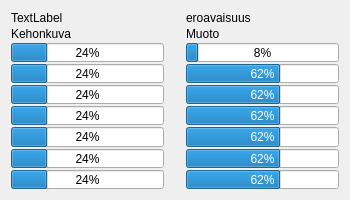
First picture: the form in kappalewidget.ui, repository ismotee/olentoStatistics, before the edit.
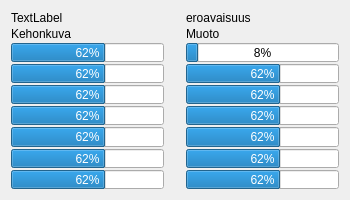
Second picture: the form after the edit.

Diff of the .ui file:
```diff
--- a/kappalewidget.ui
+++ b/kappalewidget.ui
@@ -64,6 +64,9 @@
      </item>
      <item row="9" column="0">
       <widget class="QProgressBar" name="jalatBar">
+       <property name="minimum">
+        <number>-100</number>
+       </property>
        <property name="value">
         <number>24</number>
        </property>
@@ -71,6 +74,9 @@
      </item>
      <item row="8" column="0">
       <widget class="QProgressBar" name="kadetBar">
+       <property name="minimum">
+        <number>-100</number>
+       </property>
        <property name="value">
         <number>24</number>
        </property>
@@ -88,6 +94,9 @@
      </item>
      <item row="7" column="0">
       <widget class="QProgressBar" name="selkaBar">
+       <property name="minimum">
+        <number>-100</number>
+       </property>
        <property name="value">
         <number>24</number>
        </property>
@@ -105,6 +114,9 @@
      </item>
      <item row="6" column="0">
       <widget class="QProgressBar" name="vatsaBar">
+       <property name="minimum">
+        <number>-100</number>
+       </property>
        <property name="value">
         <number>24</number>
        </property>
@@ -122,6 +134,9 @@
      </item>
      <item row="5" column="0">
       <widget class="QProgressBar" name="rintakehaBar">
+       <property name="minimum">
+        <number>-100</number>
+       </property>
        <property name="value">
         <number>24</number>
        </property>
@@ -139,6 +154,9 @@
      </item>
      <item row="3" column="0">
       <widget class="QProgressBar" name="paaBar">
+       <property name="minimum">
+        <number>-100</number>
+       </property>
        <property name="value">
         <number>24</number>
        </property>
@@ -146,6 +164,9 @@
      </item>
      <item row="4" column="0">
       <widget class="QProgressBar" name="hartiatBar">
+       <property name="minimum">
+        <number>-100</number>
+       </property>
        <property name="value">
         <number>24</number>
        </property>
```
